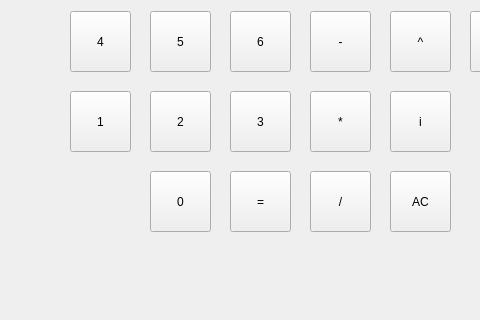
Old version of the form caculator.ui in the repository Ch4osMy7h/Calculator; both pictures show x 0 to 480 and y 179 to 499 of the 569 by 499 pixel window.
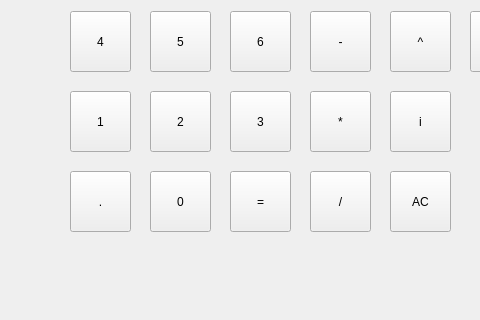
New version of the form.

Commit message: 增加键盘响应

```diff
--- a/caculator.ui
+++ b/caculator.ui
@@ -297,6 +297,19 @@
      <string>)</string>
     </property>
    </widget>
+   <widget class="QPushButton" name="pushButton_point">
+    <property name="geometry">
+     <rect>
+      <x>70</x>
+      <y>350</y>
+      <width>61</width>
+      <height>61</height>
+     </rect>
+    </property>
+    <property name="text">
+     <string>.</string>
+    </property>
+   </widget>
   </widget>
   <widget class="QStatusBar" name="statusBar"/>
   <widget class="QMenuBar" name="menuBar">
```
The commit also changes 2 other files.
